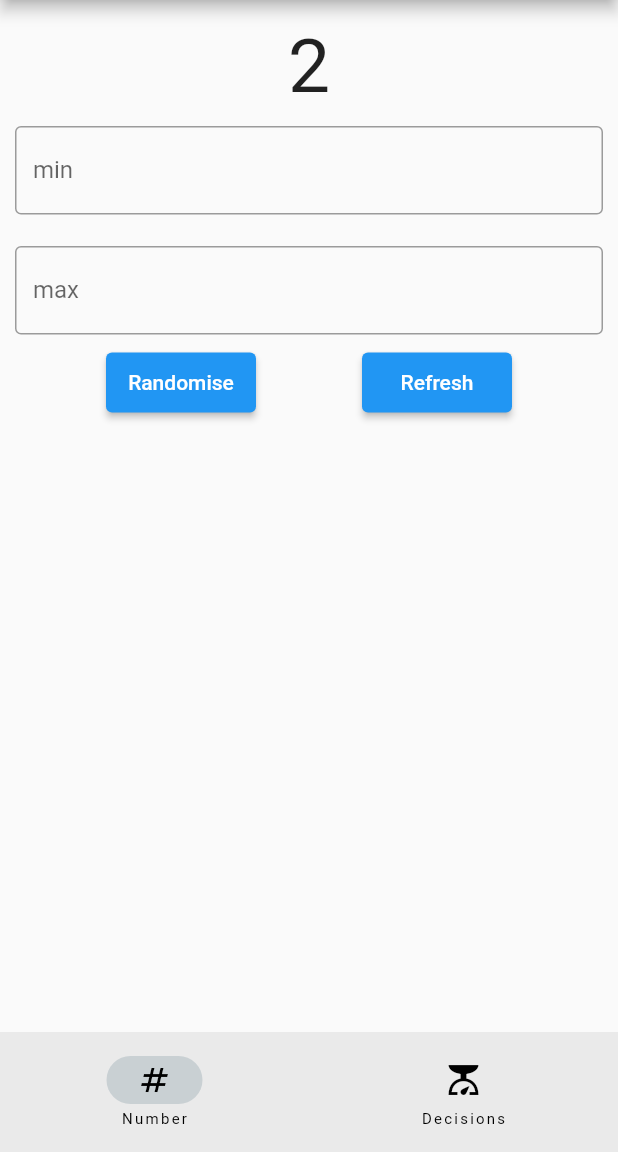
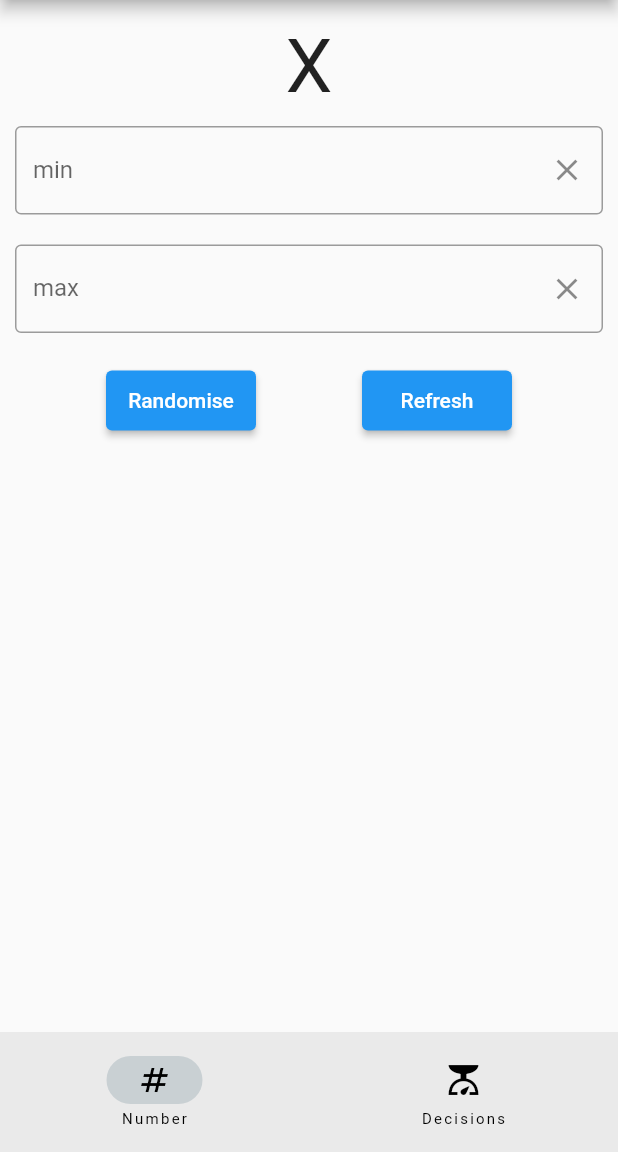
Before and after one commit to jameslinley/RandomGeneratorApp, a Flutter app: the screen it shows after launch, after a tap on "Randomise", on a phone screen of 412 x 824 dp, the part 84-1236 px from its top. Run offline on Flutter 3.47's test engine with Material 2 defaults, Android fonts, the phone set to English and light mode, and no system bars; our stand-ins replace animated_text_kit.

Commit message:
Added functionality to get user input, convert to int, find random number and return as string

```diff
--- a/random_generator_app/lib/number_page.dart
+++ b/random_generator_app/lib/number_page.dart
@@ -12,6 +12,8 @@ class _NumberPageState extends State<NumberPage> {
   String randomNumber = 'X';
   TextEditingController minValue = TextEditingController();
   TextEditingController maxValue = TextEditingController();
+  String minValueInput = '', maxValueInput = '';
+  int minValueInputInt = 0, maxValueInputInt = 0, randomInRange = 0;
   @override
   Widget build(BuildContext context) {
     return Scaffold(
@@ -35,28 +37,39 @@ class _NumberPageState extends State<NumberPage> {
             padding: const EdgeInsets.all(5),
             child: TextField(
               controller: minValue,
-              decoration: const InputDecoration(
-                border: OutlineInputBorder(),
+              keyboardType: TextInputType.number,
+              decoration: InputDecoration(
+                border: const OutlineInputBorder(),
                 labelText: 'min',
+                suffixIcon: IconButton(
+                  onPressed: () {
+                    minValue.clear();
+                  },
+                  icon: const Icon(Icons.clear),
+                ),
               ),
             ),
-          ),
-          const SizedBox(
-            height: 1,
           ),
           Container(
             margin: const EdgeInsets.all(5),
             padding: const EdgeInsets.all(5),
             child: TextField(
               controller: maxValue,
-              decoration: const InputDecoration(
-                border: OutlineInputBorder(),
+              keyboardType: TextInputType.number,
+              decoration: InputDecoration(
+                border: const OutlineInputBorder(),
                 labelText: 'max',
+                suffixIcon: IconButton(
+                  onPressed: () {
+                    maxValue.clear();
+                  },
+                  icon: const Icon(Icons.clear),
+                ),
               ),
             ),
           ),
           const SizedBox(
-            height: 2,
+            height: 15,
           ),
           Row(
             mainAxisAlignment: MainAxisAlignment.spaceEvenly,
@@ -72,7 +85,17 @@ class _NumberPageState extends State<NumberPage> {
                   child: const Text('Randomise'),
                   onPressed: () {
                     setState(() {
-                      randomNumber = Random().nextInt(7).toString();
+                      minValueInput = minValue.text.toString();
+                      maxValueInput = maxValue.text.toString();
+
+                      minValueInputInt = int.parse(minValueInput);
+                      maxValueInputInt = int.parse(maxValueInput);
+
+                      randomInRange = minValueInputInt +
+                          Random().nextInt(
+                              (maxValueInputInt + 1) - minValueInputInt);
+
+                      randomNumber = randomInRange.toString();
                     });
                   },
                 ),
```
